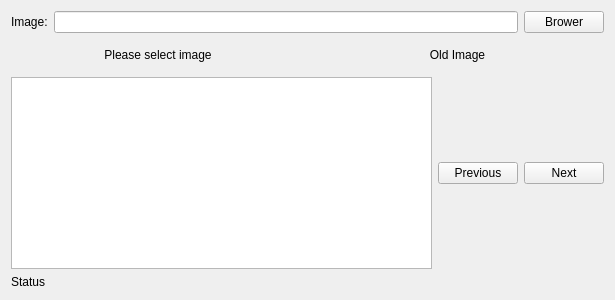
Qt form App/FrmRecognizerImage.ui (KangLin/FaceRecognizer) before a commit.
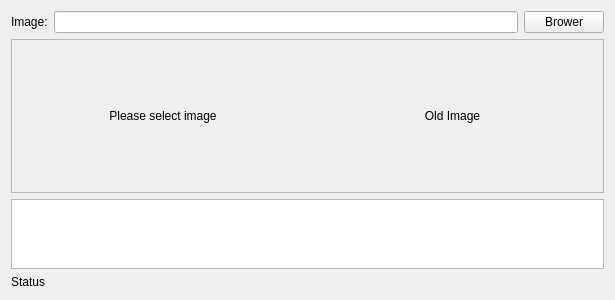
The same form after that commit.

```diff
--- a/App/FrmRecognizerImage.ui
+++ b/App/FrmRecognizerImage.ui
@@ -13,7 +13,7 @@
   <property name="windowTitle">
    <string>Recognizer from image</string>
   </property>
-  <layout class="QGridLayout" name="gridLayout">
+  <layout class="QGridLayout" name="gridLayout_2">
    <item row="0" column="0">
     <layout class="QHBoxLayout" name="horizontalLayout">
      <item>
@@ -49,12 +49,25 @@
     </layout>
    </item>
    <item row="1" column="0">
-    <layout class="QHBoxLayout" name="horizontalLayout_5">
-     <item>
+    <widget class="QFrame" name="frame">
+     <property name="sizePolicy">
+      <sizepolicy hsizetype="Expanding" vsizetype="Expanding">
+       <horstretch>0</horstretch>
+       <verstretch>4</verstretch>
+      </sizepolicy>
+     </property>
+     <property name="frameShape">
+      <enum>QFrame::StyledPanel</enum>
+     </property>
+     <property name="frameShadow">
+      <enum>QFrame::Raised</enum>
+     </property>
+     <layout class="QGridLayout" name="gridLayout">
+      <item row="0" column="0">
       <widget class="QLabel" name="lbImage">
        <property name="sizePolicy">
         <sizepolicy hsizetype="Expanding" vsizetype="Expanding">
-         <horstretch>0</horstretch>
+          <horstretch>1</horstretch>
          <verstretch>4</verstretch>
         </sizepolicy>
        </property>
@@ -66,11 +79,11 @@
        </property>
       </widget>
      </item>
-     <item>
+      <item row="0" column="1">
       <widget class="QLabel" name="lbOldImage">
        <property name="sizePolicy">
         <sizepolicy hsizetype="Expanding" vsizetype="Expanding">
-         <horstretch>0</horstretch>
+          <horstretch>1</horstretch>
          <verstretch>4</verstretch>
         </sizepolicy>
        </property>
@@ -83,10 +96,9 @@
       </widget>
      </item>
     </layout>
+    </widget>
    </item>
    <item row="2" column="0">
-    <layout class="QHBoxLayout" name="horizontalLayout_2">
-     <item>
       <widget class="QTableView" name="tvInformation">
        <property name="sizePolicy">
         <sizepolicy hsizetype="Expanding" vsizetype="Expanding">
@@ -96,34 +108,6 @@
        </property>
       </widget>
      </item>
-     <item>
-      <widget class="QPushButton" name="pbPrevious">
-       <property name="sizePolicy">
-        <sizepolicy hsizetype="Minimum" vsizetype="Fixed">
-         <horstretch>0</horstretch>
-         <verstretch>0</verstretch>
-        </sizepolicy>
-       </property>
-       <property name="text">
-        <string>Previous</string>
-       </property>
-      </widget>
-     </item>
-     <item>
-      <widget class="QPushButton" name="pbNext">
-       <property name="sizePolicy">
-        <sizepolicy hsizetype="Minimum" vsizetype="Fixed">
-         <horstretch>0</horstretch>
-         <verstretch>0</verstretch>
-        </sizepolicy>
-       </property>
-       <property name="text">
-        <string>Next</string>
-       </property>
-      </widget>
-     </item>
-    </layout>
-   </item>
    <item row="3" column="0">
     <widget class="QLabel" name="lbStatus">
      <property name="text">
```
Left out of the diff: 12 changed lines with no effect on the pictures. Lines whose indentation alone changed are shown as unchanged.
